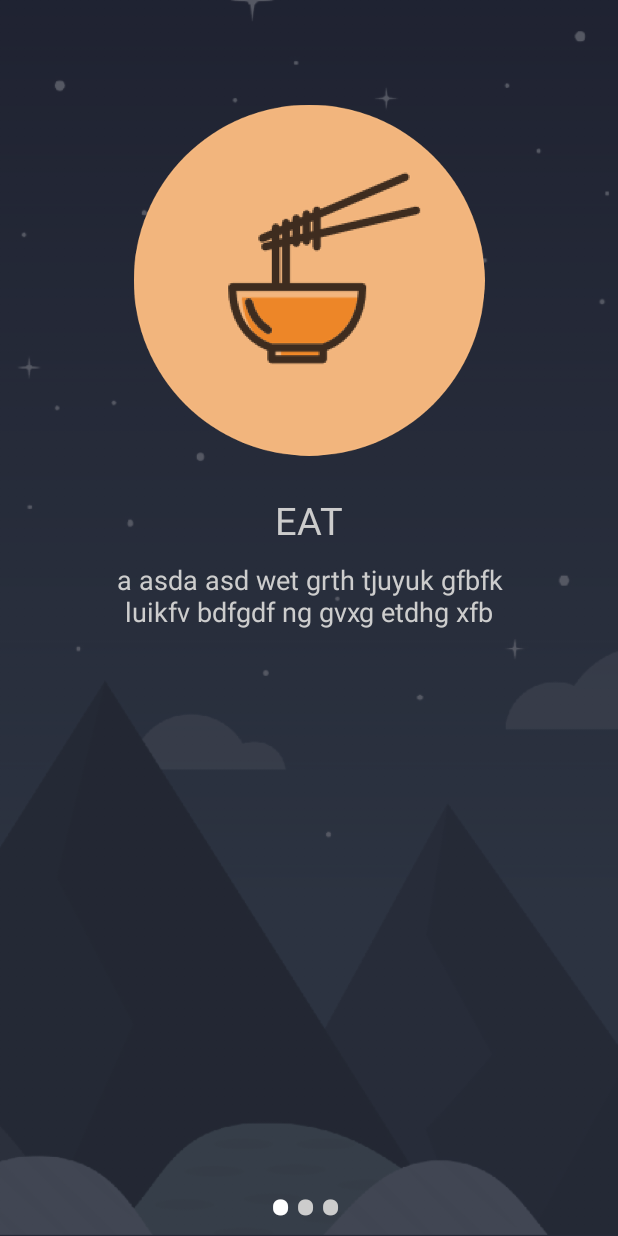
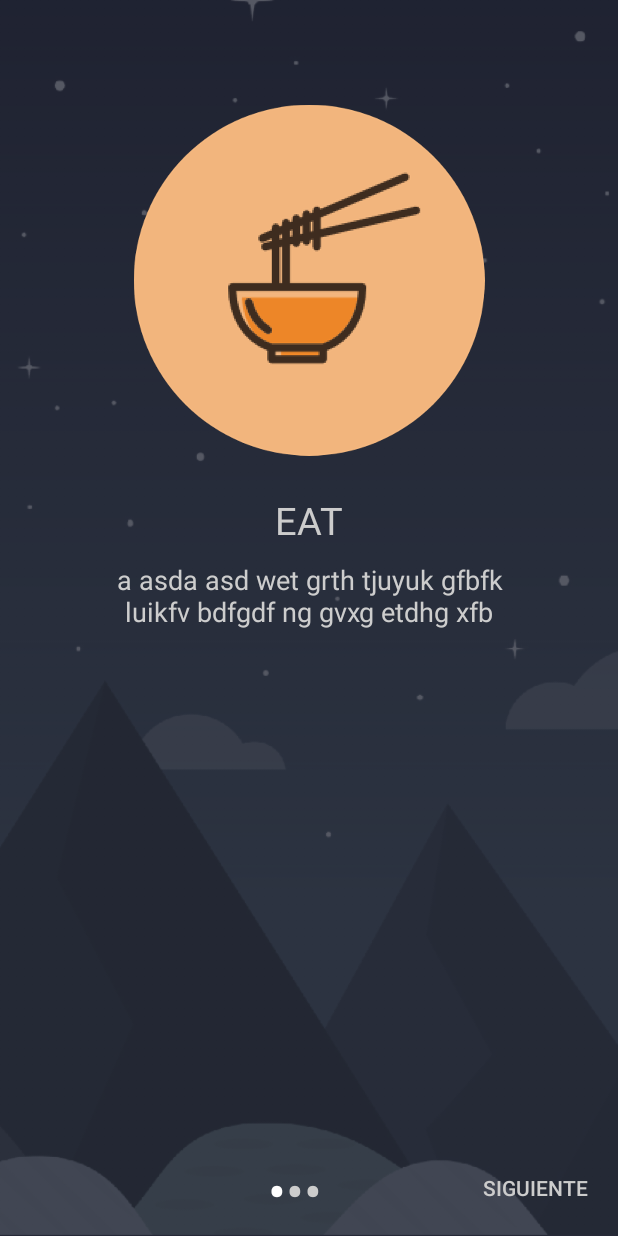
Before and after one commit to DidierMatos/onBoarding, an Android app: the screen it shows after launch (MainActivity), on a phone screen of 412 x 824 dp. Run offline under Robolectric (Android 15) with nearby library versions, the phone set to English and light mode, and no system bars.

Commit message:
Agregando dos botones de siguiente y atras junto con todas las posibilidades de su funcionamiento es decir que desapareceran o apareceran o saldra el boton finalizar

```diff
--- a/app/src/main/java/com/ndevelopers/onboardingapp/MainActivity.java
+++ b/app/src/main/java/com/ndevelopers/onboardingapp/MainActivity.java
@@ -4,6 +4,8 @@ import android.support.v4.view.ViewPager;
 import android.support.v7.app.AppCompatActivity;
 import android.os.Bundle;
 import android.text.Html;
+import android.view.View;
+import android.widget.Button;
 import android.widget.LinearLayout;
 import android.widget.TextView;
 
@@ -16,6 +18,11 @@ public class MainActivity extends AppCompatActivity {
 
     private SliderAdapter sliderAdapter;
 
+    private Button mNextBtn;
+    private Button mBackBtn;
+
+    private int mCurrentPage;
+
     @Override
     protected void onCreate(Bundle savedInstanceState) {
         super.onCreate(savedInstanceState);
@@ -24,6 +31,9 @@ public class MainActivity extends AppCompatActivity {
         mSlideViewPager = (ViewPager) findViewById(R.id.slideViewPager);
         mDotLayout = (LinearLayout) findViewById(R.id.dotsLayout);
 
+        mNextBtn = findViewById(R.id.nextBtn);
+        mBackBtn = findViewById(R.id.prevBtn);
+
         sliderAdapter = new SliderAdapter(this);
 
         mSlideViewPager.setAdapter(sliderAdapter);
@@ -31,6 +41,20 @@ public class MainActivity extends AppCompatActivity {
         addDotsIndicator(0);
 
         mSlideViewPager.addOnPageChangeListener(viewListener);
+
+        mNextBtn.setOnClickListener(new View.OnClickListener() {
+            @Override
+            public void onClick(View v) {
+                mSlideViewPager.setCurrentItem(mCurrentPage + 1);
+            }
+        });
+
+        mBackBtn.setOnClickListener(new View.OnClickListener() {
+            @Override
+            public void onClick(View v) {
+                mSlideViewPager.setCurrentItem(mCurrentPage - 1);
+            }
+        });
 
     }
 
@@ -43,7 +67,7 @@ public class MainActivity extends AppCompatActivity {
 
             mDots[i] = new TextView(this);
             mDots[i].setText(Html.fromHtml("&#8226"));
-            mDots[i].setTextSize(50);
+            mDots[i].setTextSize(35);
             mDots[i].setTextColor(getResources().getColor(R.color.colorTransparentWhite));
 
             mDotLayout.addView(mDots[i]);
@@ -63,6 +87,31 @@ public class MainActivity extends AppCompatActivity {
         @Override
         public void onPageSelected(int i) {
             addDotsIndicator(i);
+            mCurrentPage = i;
+
+            if(i==0){
+                mNextBtn.setEnabled(true);
+                mBackBtn.setEnabled(false);
+                mBackBtn.setVisibility(View.INVISIBLE);
+
+                mNextBtn.setText("SIGUIENTE");
+                mBackBtn.setText("");
+            } else
+                if(i== mDots.length - 1){
+                    mNextBtn.setEnabled(true);
+                    mBackBtn.setEnabled(true);
+                    mBackBtn.setVisibility(View.VISIBLE);
+
+                    mNextBtn.setText("FINALIZAR");
+                    mBackBtn.setText("REGRESAR");
+                }else{
+                    mNextBtn.setEnabled(true);
+                    mBackBtn.setEnabled(true);
+                    mBackBtn.setVisibility(View.VISIBLE);
+
+                    mNextBtn.setText("SIGUIENTE");
+                    mBackBtn.setText("REGRESAR");
+                }
         }
 
         @Override
--- a/app/src/main/res/layout/activity_main.xml
+++ b/app/src/main/res/layout/activity_main.xml
@@ -10,7 +10,7 @@
     <android.support.v4.view.ViewPager
         android:id="@+id/slideViewPager"
         android:layout_width="match_parent"
-        android:layout_height="514dp"
+        android:layout_height="674dp"
         android:layout_alignParentStart="true"
         android:layout_alignParentTop="true"></android.support.v4.view.ViewPager>
 
@@ -20,7 +20,37 @@
         android:layout_height="54dp"
         android:layout_alignParentBottom="true"
         android:layout_centerHorizontal="true"
-        android:orientation="horizontal"></LinearLayout>
+        android:orientation="horizontal"
+        android:layout_marginLeft="5000dp">
+    </LinearLayout>
+
+    <Button
+        android:id="@+id/prevBtn"
+        android:layout_width="wrap_content"
+        android:layout_height="wrap_content"
+        android:layout_alignParentStart="true"
+        android:layout_alignParentBottom="true"
+        android:layout_marginStart="10dp"
+        android:layout_marginEnd="82dp"
+        android:layout_marginBottom="8dp"
+        android:background="@android:color/transparent"
+        android:text="ATRAS"
+        android:textColor="@color/colorTransparentWhite"
+        android:visibility="invisible" />
+
+    <Button
+        android:id="@+id/nextBtn"
+        android:layout_width="wrap_content"
+        android:layout_height="wrap_content"
+        android:layout_alignParentEnd="true"
+        android:layout_alignParentBottom="true"
+        android:layout_marginStart="82dp"
+        android:layout_marginEnd="11dp"
+        android:layout_marginBottom="8dp"
+        android:background="@android:color/transparent"
+        android:text="SIGUIENTE"
+        android:textColor="@color/colorTransparentWhite"
+        android:visibility="visible" />
 
 
 </RelativeLayout>
--- a/app/src/main/res/values/colors.xml
+++ b/app/src/main/res/values/colors.xml
@@ -4,5 +4,5 @@
     <color name="colorPrimaryDark">#181A24</color>
     <color name="colorAccent">#FF4081</color>
     <color name="colorWhite">#FFFFFF</color>
-    <color name="colorTransparentWhite">#cccccc</color>
+    <color name="colorTransparentWhite">#CCCCCC</color>
 </resources>
```
